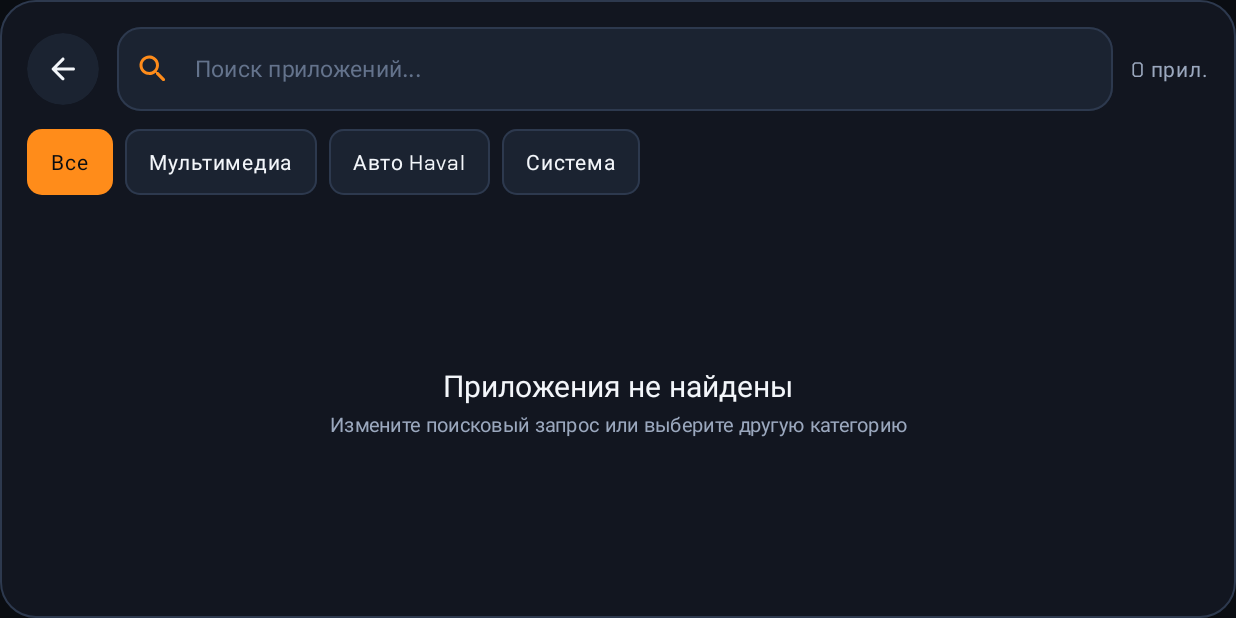
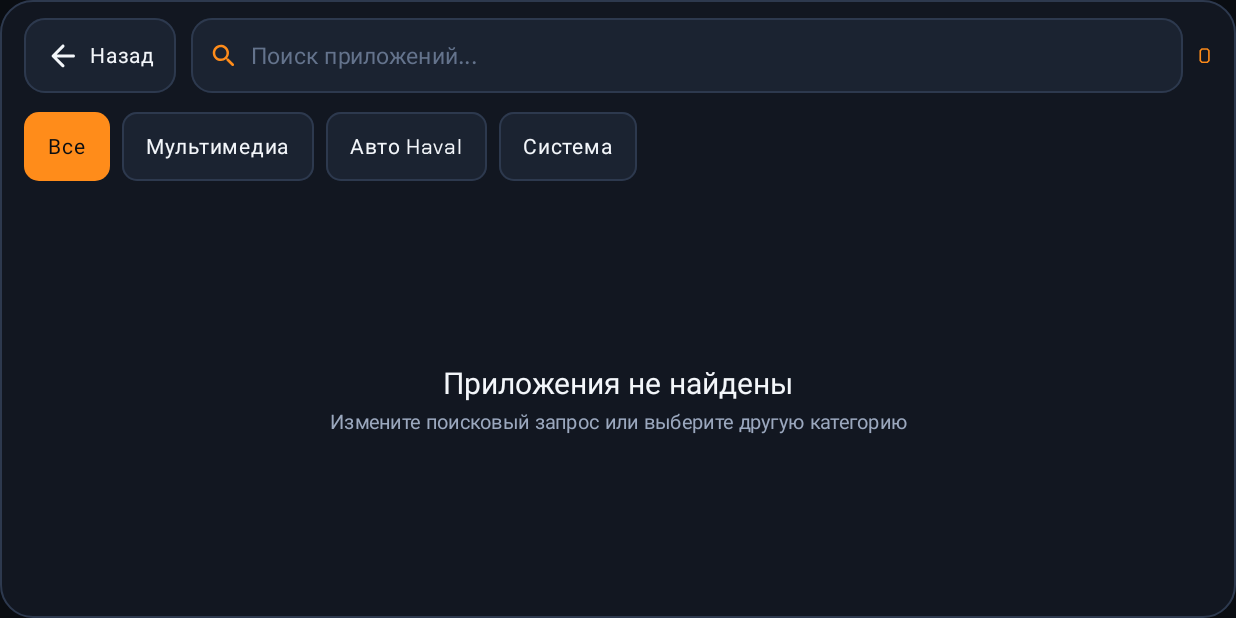
Before and after one commit to genaxamax-dev/launc, an Android app built with Jetpack Compose: the composable AppDrawerScreen called with empty values, on a phone screen of 824 x 412 dp (held sideways). Run offline under Robolectric (Android 15) with nearby library versions, the phone set to English and light mode, and no system bars.

Commit message:
refactor: update UI layout and icon sizing
- Optimize CockpitTopBar visibility logic for home screen
- Increase app icon resolution and PinnedApp item size
- Adjust padding and typography for better readability

```diff
--- a/app/src/main/java/com/example/ui/components/DrawableIcon.kt
+++ b/app/src/main/java/com/example/ui/components/DrawableIcon.kt
@@ -32,7 +32,7 @@ private object AppIconBitmapCache {
         val key = System.identityHashCode(drawable)
         cache.get(key)?.let { return it }
         return runCatching {
-            drawable.toBitmap(width = 72, height = 72).asImageBitmap()
+            drawable.toBitmap(width = 128, height = 128).asImageBitmap()
         }.getOrNull()?.also { bmp ->
             cache.put(key, bmp)
         }
--- a/app/src/main/java/com/example/ui/screens/AppDrawerScreen.kt
+++ b/app/src/main/java/com/example/ui/screens/AppDrawerScreen.kt
@@ -2,7 +2,10 @@ package com.example.ui.screens
 
 import androidx.activity.compose.BackHandler
 import androidx.compose.foundation.BorderStroke
+import androidx.compose.foundation.background
 import androidx.compose.foundation.layout.Arrangement
+import androidx.compose.foundation.layout.Box
+import androidx.compose.foundation.layout.BoxWithConstraints
 import androidx.compose.foundation.layout.Column
 import androidx.compose.foundation.layout.PaddingValues
 import androidx.compose.foundation.layout.Row
@@ -13,12 +16,14 @@ import androidx.compose.foundation.layout.height
 import androidx.compose.foundation.layout.padding
 import androidx.compose.foundation.layout.size
 import androidx.compose.foundation.layout.width
+import androidx.compose.foundation.layout.widthIn
 import androidx.compose.foundation.lazy.LazyRow
 import androidx.compose.foundation.lazy.grid.GridCells
 import androidx.compose.foundation.lazy.grid.LazyVerticalGrid
 import androidx.compose.foundation.lazy.grid.items
 import androidx.compose.foundation.lazy.items
 import androidx.compose.foundation.shape.RoundedCornerShape
+import androidx.compose.foundation.text.BasicTextField
 import androidx.compose.material.icons.Icons
 import androidx.compose.material.icons.automirrored.rounded.ArrowBack
 import androidx.compose.material.icons.outlined.PushPin
@@ -32,18 +37,20 @@ import androidx.compose.material3.Icon
 import androidx.compose.material3.IconButton
 import androidx.compose.material3.IconButtonDefaults
 import androidx.compose.material3.MaterialTheme
-import androidx.compose.material3.OutlinedTextField
-import androidx.compose.material3.OutlinedTextFieldDefaults
 import androidx.compose.material3.Surface
 import androidx.compose.material3.Text
 import androidx.compose.material3.minimumInteractiveComponentSize
 import androidx.compose.runtime.Composable
 import androidx.compose.ui.Alignment
 import androidx.compose.ui.Modifier
+import androidx.compose.ui.draw.clip
+import androidx.compose.ui.graphics.SolidColor
 import androidx.compose.ui.platform.testTag
+import androidx.compose.ui.text.font.FontWeight
 import androidx.compose.ui.text.style.TextAlign
 import androidx.compose.ui.text.style.TextOverflow
 import androidx.compose.ui.unit.dp
+import androidx.compose.ui.unit.sp
 import com.example.model.AppCategory
 import com.example.model.InstalledApp
 import com.example.ui.components.DrawableAppIcon
@@ -77,126 +84,74 @@ fun AppDrawerScreen(
         modifier = modifier
             .fillMaxSize()
             .testTag("app_drawer_screen"),
-        shape = RoundedCornerShape(24.dp),
-        color = CockpitSurface.copy(alpha = 0.90f),
+        shape = RoundedCornerShape(22.dp),
+        color = CockpitSurface.copy(alpha = 0.94f),
         border = BorderStroke(1.dp, CockpitHairline)
     ) {
-        Column(
+        BoxWithConstraints(
             modifier = Modifier
                 .fillMaxSize()
-                .padding(18.dp),
+                .padding(horizontal = 16.dp, vertical = 12.dp)
+        ) {
+            val isWide = maxWidth >= 820.dp
+
+            Column(
+                modifier = Modifier.fillMaxSize(),
                 verticalArrangement = Arrangement.spacedBy(12.dp)
             ) {
-            // Top bar: Back + Search + Count
+                if (isWide) {
+                    // Single compact toolbar row on wide screens so the app grid gets maximum height
                     Row(
                         modifier = Modifier.fillMaxWidth(),
                         verticalAlignment = Alignment.CenterVertically,
-                horizontalArrangement = Arrangement.spacedBy(12.dp)
+                        horizontalArrangement = Arrangement.spacedBy(10.dp)
                     ) {
-                IconButton(
-                    onClick = onBack,
-                    modifier = Modifier
-                        .size(48.dp)
-                        .minimumInteractiveComponentSize()
-                        .testTag("drawer_back_button"),
-                    colors = IconButtonDefaults.iconButtonColors(
-                        containerColor = CockpitSurfaceElevated,
-                        contentColor = TextPrimary
+                        BackButton(onBack = onBack)
+
+                        SearchField(
+                            searchQuery = searchQuery,
+                            onSearchChange = onSearchChange,
+                            modifier = Modifier.widthIn(min = 240.dp, max = 340.dp)
                         )
-                ) {
-                    Icon(
-                        imageVector = Icons.AutoMirrored.Rounded.ArrowBack,
-                        contentDescription = "Назад на главный экран"
-                    )
-                }
 
-                OutlinedTextField(
-                    value = searchQuery,
-                    onValueChange = onSearchChange,
-                    modifier = Modifier
-                        .weight(1f)
-                        .testTag("drawer_search_input"),
-                    placeholder = {
-                        Text(
-                            text = "Поиск приложений…",
-                            color = TextMuted
-                        )
-                    },
-                    leadingIcon = {
-                        Icon(
-                            imageVector = Icons.Rounded.Search,
-                            contentDescription = null,
-                            tint = HavalAmber
-                        )
-                    },
-                    trailingIcon = {
-                        if (searchQuery.isNotEmpty()) {
-                            IconButton(
-                                onClick = { onSearchChange("") },
-                                modifier = Modifier.minimumInteractiveComponentSize()
-                            ) {
-                                Icon(
-                                    imageVector = Icons.Rounded.Close,
-                                    contentDescription = "Очистить поиск",
-                                    tint = TextSecondary
-                                )
-                            }
-                        }
-                    },
-                    singleLine = true,
-                    shape = RoundedCornerShape(16.dp),
-                    colors = OutlinedTextFieldDefaults.colors(
-                        focusedBorderColor = HavalAmber,
-                        unfocusedBorderColor = CockpitHairline,
-                        focusedContainerColor = CockpitSurfaceElevated,
-                        unfocusedContainerColor = CockpitSurfaceElevated,
-                        focusedTextColor = TextPrimary,
-                        unfocusedTextColor = TextPrimary
-                    )
+                        CategoryChipsRow(
+                            selectedCategory = selectedCategory,
+                            onSelectCategory = onSelectCategory,
+                            modifier = Modifier.weight(1f)
                         )
 
                         Text(
                             text = "${apps.size} прил.",
                             style = MaterialTheme.typography.labelLarge,
-                    color = TextSecondary
+                            color = HavalAmber
+                        )
+                    }
+                } else {
+                    Row(
+                        modifier = Modifier.fillMaxWidth(),
+                        verticalAlignment = Alignment.CenterVertically,
+                        horizontalArrangement = Arrangement.spacedBy(10.dp)
+                    ) {
+                        BackButton(onBack = onBack)
+                        SearchField(
+                            searchQuery = searchQuery,
+                            onSearchChange = onSearchChange,
+                            modifier = Modifier.weight(1f)
+                        )
+                        Text(
+                            text = "${apps.size}",
+                            style = MaterialTheme.typography.labelLarge,
+                            color = HavalAmber
+                        )
+                    }
+                    CategoryChipsRow(
+                        selectedCategory = selectedCategory,
+                        onSelectCategory = onSelectCategory,
+                        modifier = Modifier.fillMaxWidth()
                     )
                 }
 
-            // Category chips
-            LazyRow(
-                horizontalArrangement = Arrangement.spacedBy(8.dp),
-                modifier = Modifier.fillMaxWidth()
-            ) {
-                items(AppCategory.entries) { category ->
-                    val selected = category == selectedCategory
-                    FilterChip(
-                        selected = selected,
-                        onClick = { onSelectCategory(category) },
-                        label = {
-                            Text(
-                                text = category.title,
-                                style = MaterialTheme.typography.labelLarge
-                            )
-                        },
-                        modifier = Modifier
-                            .height(44.dp)
-                            .testTag("category_chip_${category.name.lowercase()}"),
-                        colors = FilterChipDefaults.filterChipColors(
-                            selectedContainerColor = HavalAmber,
-                            selectedLabelColor = CockpitObsidian,
-                            containerColor = CockpitSurfaceElevated,
-                            labelColor = TextPrimary
-                        ),
-                        border = FilterChipDefaults.filterChipBorder(
-                            enabled = true,
-                            selected = selected,
-                            borderColor = CockpitHairline
-                        )
-                    )
-                }
-            }
-
-            // Grid of apps
+                // Grid of large, clear app tiles
                 if (apps.isEmpty()) {
                     Column(
                         modifier = Modifier
@@ -220,15 +175,16 @@ fun AppDrawerScreen(
                     }
                 } else {
                     LazyVerticalGrid(
-                    columns = GridCells.Adaptive(minSize = 190.dp),
+                        columns = GridCells.Adaptive(minSize = if (isWide) 210.dp else 160.dp),
                         modifier = Modifier.fillMaxSize(),
                         contentPadding = PaddingValues(bottom = 8.dp),
-                    horizontalArrangement = Arrangement.spacedBy(12.dp),
-                    verticalArrangement = Arrangement.spacedBy(12.dp)
+                        horizontalArrangement = Arrangement.spacedBy(14.dp),
+                        verticalArrangement = Arrangement.spacedBy(14.dp)
                     ) {
                         items(apps, key = { "${it.packageName}/${it.activityName}" }) { app ->
                             AppDrawerItemCard(
                                 app = app,
+                                isWide = isWide,
                                 onClick = { onAppClick(app) },
                                 onTogglePin = { onTogglePin(app) },
                                 onOpenInfo = { onOpenAppInfo(app) }
@@ -239,10 +195,148 @@ fun AppDrawerScreen(
             }
         }
     }
+}
+
+@Composable
+private fun BackButton(onBack: () -> Unit) {
+    Surface(
+        onClick = onBack,
+        modifier = Modifier
+            .height(50.dp)
+            .minimumInteractiveComponentSize()
+            .testTag("drawer_back_button"),
+        shape = RoundedCornerShape(14.dp),
+        color = CockpitSurfaceElevated,
+        border = BorderStroke(1.dp, CockpitHairline)
+    ) {
+        Row(
+            modifier = Modifier.padding(horizontal = 14.dp),
+            verticalAlignment = Alignment.CenterVertically,
+            horizontalArrangement = Arrangement.spacedBy(6.dp)
+        ) {
+            Icon(
+                imageVector = Icons.AutoMirrored.Rounded.ArrowBack,
+                contentDescription = "Назад на главный экран",
+                tint = TextPrimary
+            )
+            Text(
+                text = "Назад",
+                style = MaterialTheme.typography.labelLarge,
+                color = TextPrimary
+            )
+        }
+    }
+}
+
+@Composable
+private fun SearchField(
+    searchQuery: String,
+    onSearchChange: (String) -> Unit,
+    modifier: Modifier = Modifier
+) {
+    Surface(
+        modifier = modifier.height(50.dp),
+        shape = RoundedCornerShape(14.dp),
+        color = CockpitSurfaceElevated,
+        border = BorderStroke(1.dp, CockpitHairline)
+    ) {
+        Row(
+            modifier = Modifier
+                .fillMaxSize()
+                .padding(horizontal = 12.dp),
+            verticalAlignment = Alignment.CenterVertically,
+            horizontalArrangement = Arrangement.spacedBy(8.dp)
+        ) {
+            Icon(
+                imageVector = Icons.Rounded.Search,
+                contentDescription = null,
+                tint = HavalAmber,
+                modifier = Modifier.size(20.dp)
+            )
+            Box(
+                modifier = Modifier.weight(1f),
+                contentAlignment = Alignment.CenterStart
+            ) {
+                if (searchQuery.isEmpty()) {
+                    Text(
+                        text = "Поиск приложений…",
+                        style = MaterialTheme.typography.bodyLarge,
+                        color = TextMuted,
+                        maxLines = 1
+                    )
+                }
+                BasicTextField(
+                    value = searchQuery,
+                    onValueChange = onSearchChange,
+                    singleLine = true,
+                    textStyle = MaterialTheme.typography.bodyLarge.copy(color = TextPrimary),
+                    cursorBrush = SolidColor(HavalAmber),
+                    modifier = Modifier
+                        .fillMaxWidth()
+                        .testTag("drawer_search_input")
+                )
+            }
+            if (searchQuery.isNotEmpty()) {
+                IconButton(
+                    onClick = { onSearchChange("") },
+                    modifier = Modifier.size(48.dp)
+                ) {
+                    Icon(
+                        imageVector = Icons.Rounded.Close,
+                        contentDescription = "Очистить поиск",
+                        tint = TextSecondary,
+                        modifier = Modifier.size(18.dp)
+                    )
+                }
+            }
+        }
+    }
+}
+
+@Composable
+private fun CategoryChipsRow(
+    selectedCategory: AppCategory,
+    onSelectCategory: (AppCategory) -> Unit,
+    modifier: Modifier = Modifier
+) {
+    LazyRow(
+        horizontalArrangement = Arrangement.spacedBy(8.dp),
+        modifier = modifier
+    ) {
+        items(AppCategory.entries) { category ->
+            val selected = category == selectedCategory
+            FilterChip(
+                selected = selected,
+                onClick = { onSelectCategory(category) },
+                label = {
+                    Text(
+                        text = category.title,
+                        style = MaterialTheme.typography.labelLarge
+                    )
+                },
+                modifier = Modifier
+                    .height(46.dp)
+                    .testTag("category_chip_${category.name.lowercase()}"),
+                colors = FilterChipDefaults.filterChipColors(
+                    selectedContainerColor = HavalAmber,
+                    selectedLabelColor = CockpitObsidian,
+                    containerColor = CockpitSurfaceElevated,
+                    labelColor = TextPrimary
+                ),
+                border = FilterChipDefaults.filterChipBorder(
+                    enabled = true,
+                    selected = selected,
+                    borderColor = CockpitHairline
+                )
+            )
+        }
+    }
+}
 
 @Composable
 private fun AppDrawerItemCard(
     app: InstalledApp,
+    isWide: Boolean,
     onClick: () -> Unit,
     onTogglePin: () -> Unit,
     onOpenInfo: () -> Unit
@@ -253,29 +347,22 @@ private fun AppDrawerItemCard(
             .fillMaxWidth()
             .testTag("drawer_app_${app.packageName}"),
         shape = RoundedCornerShape(18.dp),
-        color = CockpitSurfaceElevated.copy(alpha = 0.92f),
+        color = CockpitSurfaceElevated.copy(alpha = 0.96f),
         border = BorderStroke(
-            width = 1.dp,
-            color = if (app.isPinned) HavalAmber.copy(alpha = 0.6f) else CockpitHairline
+            width = if (app.isPinned) 1.5.dp else 1.dp,
+            color = if (app.isPinned) HavalAmber else CockpitHairline
         )
     ) {
-        Column(
-            modifier = Modifier.padding(12.dp),
-            verticalArrangement = Arrangement.spacedBy(10.dp)
+        Box(
+            modifier = Modifier
+                .fillMaxWidth()
+                .padding(14.dp)
         ) {
+            // Secondary Pin + Info buttons in top-right corner
             Row(
-                modifier = Modifier.fillMaxWidth(),
-                verticalAlignment = Alignment.CenterVertically,
-                horizontalArrangement = Arrangement.SpaceBetween
+                modifier = Modifier.align(Alignment.TopEnd),
+                horizontalArrangement = Arrangement.spacedBy(2.dp)
             ) {
-                DrawableAppIcon(
-                    drawable = app.icon,
-                    contentDescription = app.label,
-                    size = 52.dp,
-                    cornerRadius = 14.dp
-                )
-
-                Row(horizontalArrangement = Arrangement.spacedBy(2.dp)) {
                 IconButton(
                     onClick = onTogglePin,
                     modifier = Modifier
@@ -283,7 +370,7 @@ private fun AppDrawerItemCard(
                         .minimumInteractiveComponentSize()
                         .testTag("pin_app_${app.packageName}"),
                     colors = IconButtonDefaults.iconButtonColors(
-                            containerColor = if (app.isPinned) HavalAmber.copy(alpha = 0.2f) else CockpitSurfaceBright.copy(alpha = 0.5f),
+                        containerColor = if (app.isPinned) HavalAmber.copy(alpha = 0.22f) else CockpitSurfaceBright.copy(alpha = 0.55f),
                         contentColor = if (app.isPinned) HavalAmber else TextSecondary
                     )
                 ) {
@@ -301,7 +388,7 @@ private fun AppDrawerItemCard(
                         .minimumInteractiveComponentSize()
                         .testTag("info_app_${app.packageName}"),
                     colors = IconButtonDefaults.iconButtonColors(
-                            containerColor = CockpitSurfaceBright.copy(alpha = 0.5f),
+                        containerColor = CockpitSurfaceBright.copy(alpha = 0.55f),
                         contentColor = TextSecondary
                     )
                 ) {
@@ -312,24 +399,52 @@ private fun AppDrawerItemCard(
                     )
                 }
             }
-            }
 
-            Column {
+            // Large Icon + Clear Title
+            Column(
+                modifier = Modifier
+                    .fillMaxWidth()
+                    .padding(top = 8.dp),
+                horizontalAlignment = Alignment.CenterHorizontally,
+                verticalArrangement = Arrangement.spacedBy(10.dp)
+            ) {
+                DrawableAppIcon(
+                    drawable = app.icon,
+                    contentDescription = app.label,
+                    size = if (isWide) 80.dp else 68.dp,
+                    cornerRadius = 18.dp
+                )
+
                 Text(
                     text = app.label,
-                    style = MaterialTheme.typography.titleMedium,
+                    style = MaterialTheme.typography.titleMedium.copy(
+                        fontSize = if (isWide) 18.sp else 16.sp,
+                        fontWeight = FontWeight.SemiBold,
+                        lineHeight = 22.sp
+                    ),
                     color = TextPrimary,
-                    maxLines = 1,
-                    overflow = TextOverflow.Ellipsis
+                    maxLines = 2,
+                    overflow = TextOverflow.Ellipsis,
+                    textAlign = TextAlign.Center,
+                    modifier = Modifier
+                        .fillMaxWidth()
+                        .height(44.dp)
                 )
-                Spacer(Modifier.height(2.dp))
+
+                Box(
+                    modifier = Modifier
+                        .clip(RoundedCornerShape(8.dp))
+                        .background(CockpitSurfaceBright.copy(alpha = 0.6f))
+                        .padding(horizontal = 10.dp, vertical = 3.dp)
+                ) {
                     Text(
-                    text = app.category.title,
+                        text = if (app.isPinned) "На главном • ${app.category.title}" else app.category.title,
                         style = MaterialTheme.typography.labelSmall,
-                    color = TelemetryCyan,
+                        color = if (app.isPinned) HavalAmber else TelemetryCyan,
                         maxLines = 1
                     )
                 }
             }
         }
     }
+}
```
Also changed, not shown: app/src/main/java/com/example/MainActivity.kt (+6 -26 lines), app/src/main/java/com/example/ui/components/HavalControlsCard.kt (+6 -6 lines). Lines whose indentation alone changed are shown as unchanged.
